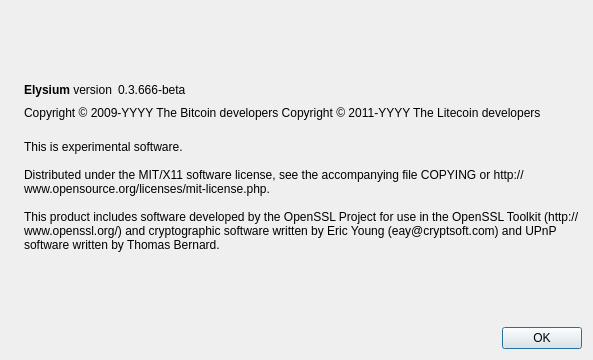
Above: src/qt/forms/aboutdialog.ui from elysiumd/mac-wallet-old before the change. Below: the same form after it.
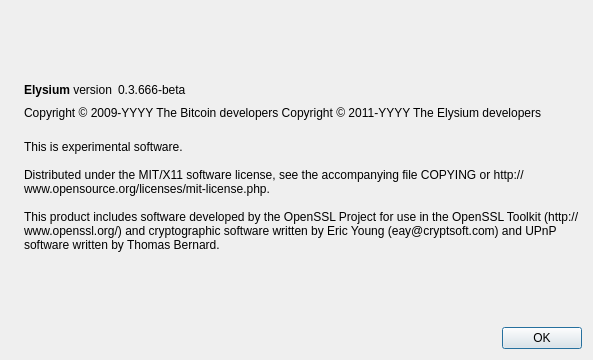
That is the form after the change. Icons and pictures are not drawn.

Diff of the .ui file:
```diff
--- a/src/qt/forms/aboutdialog.ui
+++ b/src/qt/forms/aboutdialog.ui
@@ -92,7 +92,7 @@
        </property>
        <property name="text">
         <string notr="true">Copyright &amp;copy; 2009-YYYY The Bitcoin developers
-Copyright &amp;copy; 2011-YYYY The Litecoin developers</string>
+Copyright &amp;copy; 2011-YYYY The Elysium developers</string>
        </property>
        <property name="textFormat">
         <enum>Qt::RichText</enum>
```
